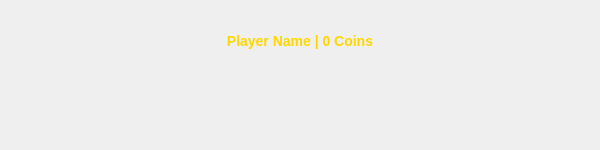
lydiagroza/ProjectMC, file 7Wonders/UI/PlayerDashboardWidget.ui: the form before one commit.
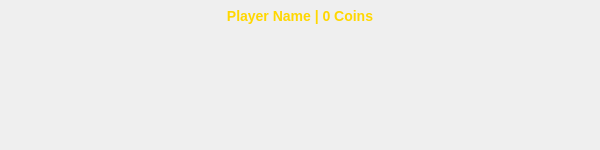
The form after the commit.

Commit message: pop up pentru wonder building

The edit to the form file:
```diff
--- a/7Wonders/UI/PlayerDashboardWidget.ui
+++ b/7Wonders/UI/PlayerDashboardWidget.ui
@@ -45,7 +45,28 @@
     </widget>
    </item>
    <item>
-    <widget class="QWidget" name="wondersContainer" native="true">
+    <widget class="QScrollArea" name="scrollArea">
+     <property name="styleSheet">
+      <string notr="true">background: transparent; border: none;</string>
+     </property>
+     <property name="widgetResizable">
+      <bool>true</bool>
+     </property>
+     <property name="frameShape">
+      <enum>QFrame::NoFrame</enum>
+     </property>
+     <property name="verticalScrollBarPolicy">
+      <enum>Qt::ScrollBarAlwaysOff</enum>
+     </property>
+     <widget class="QWidget" name="wondersContainer">
+      <property name="geometry">
+       <rect>
+        <x>0</x>
+        <y>0</y>
+        <width>584</width>
+        <height>107</height>
+       </rect>
+      </property>
      <layout class="QHBoxLayout" name="wondersLayout">
       <property name="spacing">
        <number>5</number>
@@ -63,6 +84,7 @@
        <number>0</number>
       </property>
      </layout>
+     </widget>
     </widget>
    </item>
   </layout>
```
Lines whose indentation alone changed are shown as unchanged. The commit also changes 5 other files.
